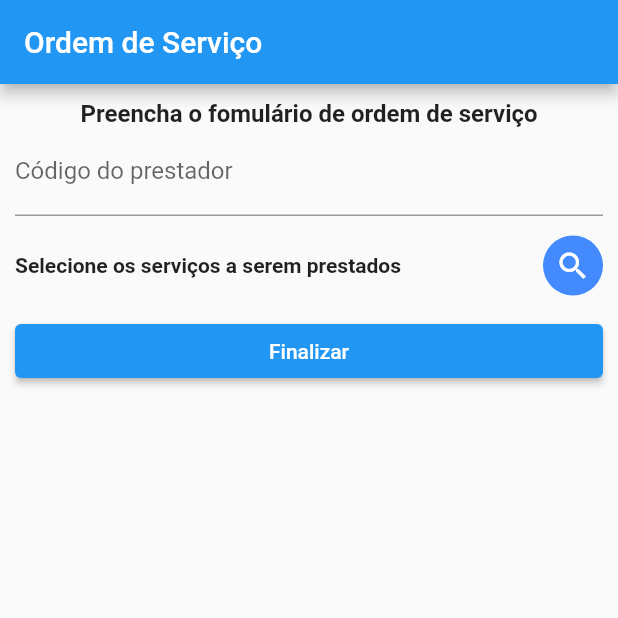
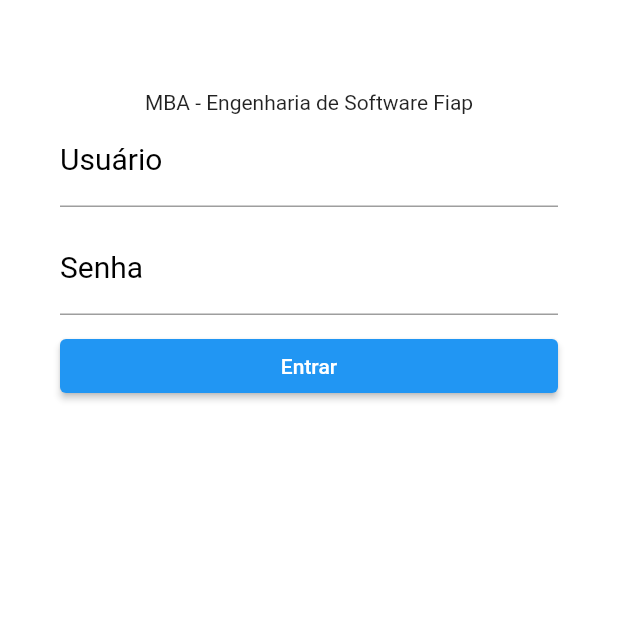
Before and after one commit to FelipeBastose/abc-tech-service-app, a Flutter app: the screen it shows after launch, on a phone screen of 412 x 824 dp, the top half of it. Run offline on Flutter 3.47's test engine with Material 2 defaults, Android fonts, the phone set to English and light mode, and no system bars; our stand-ins replace flutter_secure_storage, geolocator, get; accounts and stored records are empty.

Commit message:
tela de login

```diff
--- a/lib/constants.dart
+++ b/lib/constants.dart
@@ -1,3 +1,3 @@
 class Constants {
-  static const url = "http://abctechserviceapi-env.eba-hermxgp3.us-east-2.elasticbeanstalk.com";
+  static const url = "http://abctechserviceapi-env.eba-w2yyikpd.us-east-1.elasticbeanstalk.com";
 }
--- /dev/null
+++ b/lib/controller/login_controller.dart
@@ -0,0 +1,38 @@
+
+import 'package:abctechapp/main.dart';
+import 'package:abctechapp/model/login.dart';
+import 'package:abctechapp/services/login_service.dart';
+import 'package:flutter/material.dart';
+import 'package:get/get.dart';
+import 'package:flutter/widgets.dart';
+
+
+class LoginController extends GetxController with StateMixin<List<Login>> {
+  final formKey = GlobalKey<FormState>();
+  final usuario = TextEditingController();
+  final senha = TextEditingController();
+  final LoginServiceInterface _loginService;
+  late Login _login;
+
+  LoginController(this._loginService);
+
+  @override
+  void onInit() {
+    super.onInit();
+  }
+
+  login() {
+    _login = Login(
+      usuario: usuario.text,
+      senha: senha.text
+    );
+
+    _loginService.login(_login).then((value) {
+      if(value.success) {
+        Get.toNamed("/order_page");
+      }
+    }).catchError((onError) {
+      Get.snackbar("Erro", onError.toString(), backgroundColor: Colors.redAccent);
+    });
+  }
+}
--- a/lib/main.dart
+++ b/lib/main.dart
@@ -1,12 +1,17 @@
 
 import 'package:abctechapp/pages/home_bind.dart';
 import 'package:abctechapp/pages/home_page.dart';
+import 'package:abctechapp/pages/login_bind.dart';
+import 'package:abctechapp/pages/login_page.dart';
 import 'package:abctechapp/pages/order_bind.dart';
 import 'package:abctechapp/pages/order_page.dart';
 import 'package:abctechapp/provider/assistance_provider.dart';
 import 'package:abctechapp/services/assistance_service.dart';
 import 'package:flutter/material.dart';
+import 'package:flutter_secure_storage/flutter_secure_storage.dart';
 import 'package:get/get.dart';
+
+final storage = FlutterSecureStorage();
 
 void main() {
   initServices();
@@ -30,7 +35,8 @@ class MyApp extends StatelessWidget {
       ),
       getPages: [
         GetPage(name: "/services", page: () => const HomePage(), binding: HomeBind()),
-        GetPage(name: "/", page: () => const OrderPage(), binding: OrderBind())
+        GetPage(name: "/order_page", page: () => const OrderPage(), binding: OrderBind()),
+        GetPage(name: "/", page: () => const LoginPage(), binding: LoginBind())
       ],
     );
   }
--- /dev/null
+++ b/lib/model/login.dart
@@ -0,0 +1,22 @@
+import 'dart:convert';
+
+class Login {
+  String usuario;
+  String senha;
+
+  Login ({
+    required this.usuario,
+    required this.senha
+  });
+
+  Map<String, dynamic> toMap() {
+    final result = <String, dynamic>{};
+
+    result.addAll({'usuario': usuario});
+    result.addAll({'senha': senha});
+
+    return result;
+  }
+
+  String toJson() => json.encode(toMap());
+}
--- /dev/null
+++ b/lib/pages/login_page.dart
@@ -0,0 +1,69 @@
+
+import 'package:abctechapp/controller/login_controller.dart';
+import 'package:flutter/material.dart';
+import 'package:get/get.dart';
+
+class LoginPage extends GetView<LoginController> {
+  const LoginPage({Key? key}) : super(key: key);
+
+
+  @override
+  Widget build(BuildContext context) {
+    return Scaffold(
+      body: Container(
+        color: Colors.white,
+        padding: const EdgeInsets.only(
+          top: 60,
+          left: 40,
+          right: 40
+        ),
+        child: Form(
+          key: controller.formKey,
+            child: ListView(
+            children: <Widget> [
+              const Text("MBA - Engenharia de Software Fiap", textAlign: TextAlign.center),
+              TextFormField(
+                controller: controller.usuario,
+                keyboardType: TextInputType.emailAddress,
+                decoration: const InputDecoration(
+                  labelText: "Usuário",
+                  labelStyle: TextStyle(
+                    color: Colors.black,
+                    fontWeight: FontWeight.w400,
+                    fontSize: 20,
+                  )
+                ),
+              ),
+              const SizedBox(
+                height: 10,
+              ),
+              TextFormField(
+                controller: controller.senha,
+                keyboardType: TextInputType.text,
+                obscureText: true,
+                decoration: const InputDecoration(
+                  labelText: "Senha",
+                  labelStyle: TextStyle(
+                    color: Colors.black,
+                    fontWeight: FontWeight.w400,
+                    fontSize: 20
+                  )
+                ),
+
+              ),
+              const SizedBox(
+                height: 10,
+              ),
+              Row(children: [
+                  Expanded(
+                      child: ElevatedButton(
+                          onPressed: () => controller.login(),
+                          child: const Text("Entrar")))
+                ]),
+            ],
+          ),
+        )
+      ),
+    );
+  }
+}
--- a/lib/pages/order_page.dart
+++ b/lib/pages/order_page.dart
@@ -33,7 +33,7 @@ class OrderPage extends GetView<OrderController> {
                   children: <Widget>[
                     Row(children: const [
                       Expanded(
-                          child: Text(
+                        child: Text(
                         'Preencha o fomulário de ordem de serviço',
                         textAlign: TextAlign.center,
                         style: TextStyle(
--- a/lib/services/assistance_service.dart
+++ b/lib/services/assistance_service.dart
@@ -1,3 +1,4 @@
+import 'package:abctechapp/main.dart';
 import 'package:abctechapp/model/assistance.dart';
 import 'package:abctechapp/provider/assistance_provider.dart';
 import 'package:flutter/material.dart';
@@ -13,7 +14,8 @@ class AssistanceService extends GetxService implements AssistanceServiceInterfac
 
   @override
   Future<List<Assistance>> getAssists() async {
-    Response response = await _assistanceProvider.getAssists();
+    var token = await storage.read(key: "jwt");
+    Response response = await _assistanceProvider.getAssists(token);
     if (response.hasError) {
       return Future.error(ErrorDescription("Erro na conexão"));
     }
--- /dev/null
+++ b/lib/services/login_service.dart
@@ -0,0 +1,39 @@
+import 'package:abctechapp/main.dart';
+import 'package:abctechapp/model/login.dart';
+import 'package:abctechapp/model/login_success.dart';
+import 'package:abctechapp/provider/login_provider.dart';
+import 'package:flutter/rendering.dart';
+import 'package:get/get.dart';
+
+abstract class LoginServiceInterface {
+  Future<LoginSuccess> login(Login login);
+
+}
+
+class LoginService extends GetxService implements LoginServiceInterface {
+
+  final LoginProviderInterface _loginProvider;
+
+  LoginService(this._loginProvider);
+
+  @override
+  Future<LoginSuccess> login(Login login) async {
+    Response response = await _loginProvider.postLogin(login);
+
+    if(response.statusCode != 200) {
+      return Future.error(ErrorDescription("Usuário ou senha inválido!"));
+    }
+
+    try {
+      await storage.write(key: "jwt", value: response.body['token']);
+
+      return Future.sync(() => LoginSuccess(success: true, message: ''));
+    } catch (e) {
+      e.printError();
+      return Future.error(ErrorDescription("Erro não esperado"));
+    }
+
+
+  }
+
+}
--- a/lib/services/order_service.dart
+++ b/lib/services/order_service.dart
@@ -1,3 +1,4 @@
+import 'package:abctechapp/main.dart';
 import 'package:abctechapp/model/order.dart';
 import 'package:abctechapp/model/order_created.dart';
 import 'package:abctechapp/provider/order_provider.dart';
@@ -17,7 +18,8 @@ class OrderService extends GetxService implements OrderServiceInterface {
 
   @override
   Future<OrderCreated> createOrder(Order order) async {
-    Response response = await _orderProvider.postOrder(order);
+    var token = await storage.read(key: "jwt");
+    Response response = await _orderProvider.postOrder(order, token);
 
     if(response.hasError) {
       //TODO tratar possiveis cenarios de errro da api
--- a/pubspec.yaml
+++ b/pubspec.yaml
@@ -31,6 +31,7 @@ dependencies:
     sdk: flutter
   get: ^4.6.1
   geolocator: ^8.2.0
+  flutter_secure_storage: ^5.0.2
 
 
   # The following adds the Cupertino Icons font to your application.
```
Also changed, not shown: lib/model/login_success.dart (added, +9 -0 lines), lib/pages/login_bind.dart (added, +19 -0 lines), lib/provider/assistance_provider.dart (+7 -2 lines), lib/provider/login_provider.dart (added, +12 -0 lines), lib/provider/order_provider.dart (+7 -2 lines), pubspec.lock, 5 other files.
